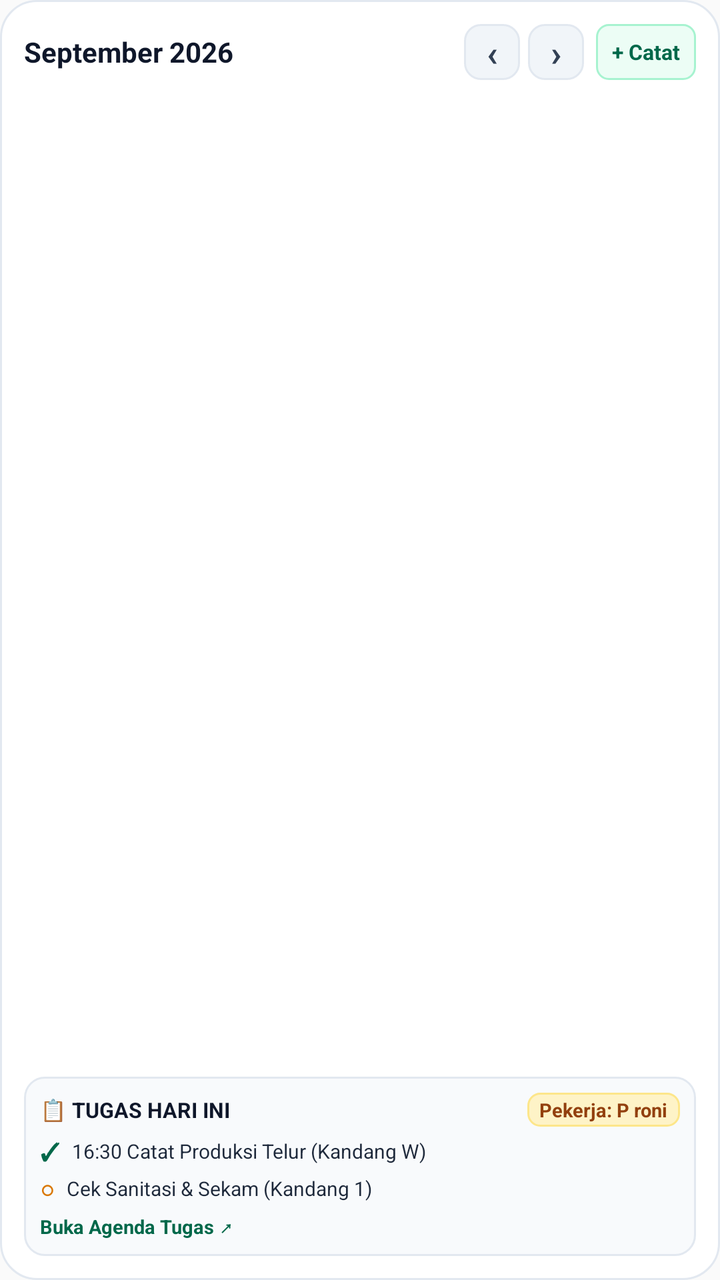
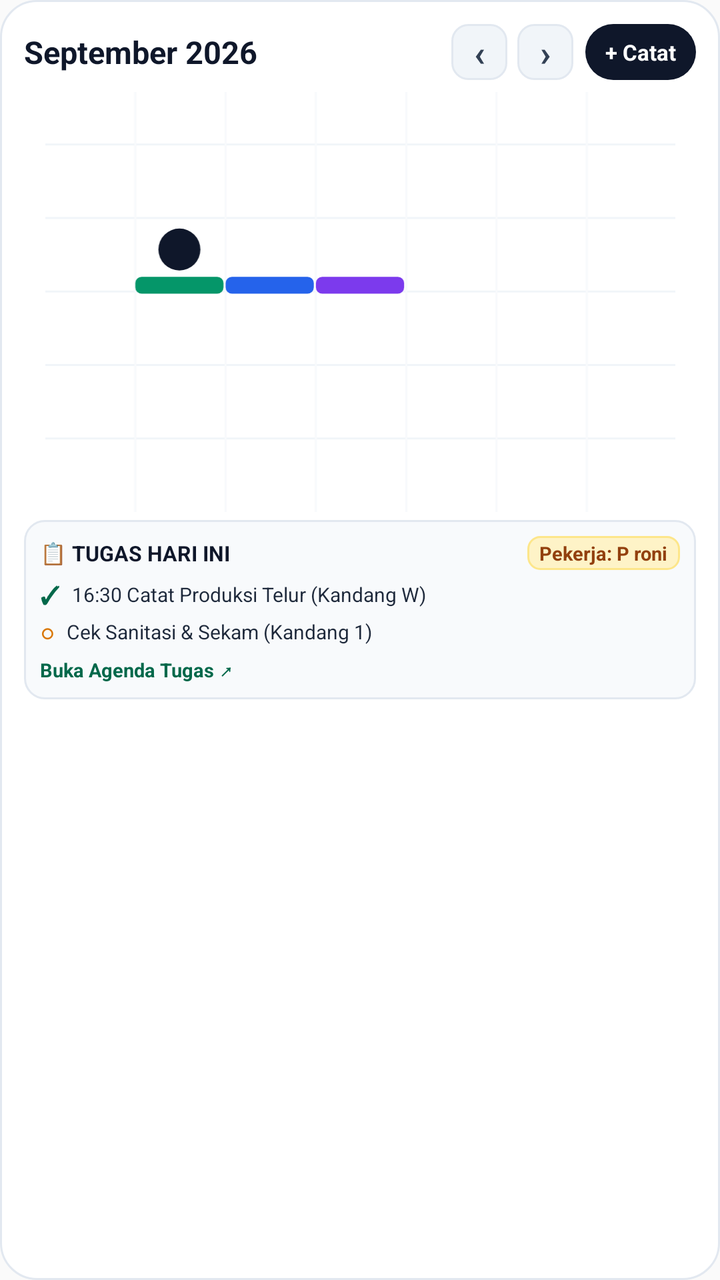

An Android layout rendered at two revisions. The XML below is the earlier revision; the diff shows what the commit changed to produce the second picture.
<!-- AndroidManifest.xml: application theme AppTheme -->
<!-- res/layout/widget_calendar.xml -->
<?xml version="1.0" encoding="utf-8"?>
<LinearLayout xmlns:android="http://schemas.android.com/apk/res/android"
    android:id="@+id/widget_calendar_root"
    android:layout_width="match_parent"
    android:layout_height="match_parent"
    android:background="@drawable/widget_bg_card_white"
    android:orientation="vertical"
    android:padding="12dp">

    
    <LinearLayout
        android:layout_width="match_parent"
        android:layout_height="wrap_content"
        android:gravity="center_vertical"
        android:orientation="horizontal">

        <TextView
            android:id="@+id/widget_calendar_month"
            android:layout_width="0dp"
            android:layout_height="wrap_content"
            android:layout_weight="1"
            android:text="September 2026"
            android:textColor="#0F172A"
            android:textSize="14sp"
            android:textStyle="bold" />

        
        <TextView
            android:id="@+id/btn_cal_prev"
            android:layout_width="28dp"
            android:layout_height="28dp"
            android:background="@drawable/widget_tab_inactive_bg"
            android:gravity="center"
            android:text="‹"
            android:textColor="#334155"
            android:textSize="18sp"
            android:textStyle="bold" />

        
        <TextView
            android:id="@+id/btn_cal_next"
            android:layout_width="28dp"
            android:layout_height="28dp"
            android:layout_marginStart="4dp"
            android:background="@drawable/widget_tab_inactive_bg"
            android:gravity="center"
            android:text="›"
            android:textColor="#334155"
            android:textSize="18sp"
            android:textStyle="bold" />

        
        <TextView
            android:id="@+id/btn_cal_add"
            android:layout_width="wrap_content"
            android:layout_height="28dp"
            android:layout_marginStart="6dp"
            android:background="@drawable/widget_badge_emerald"
            android:gravity="center"
            android:paddingHorizontal="8dp"
            android:text="+ Catat"
            android:textColor="#00684A"
            android:textSize="10.5sp"
            android:textStyle="bold" />
    </LinearLayout>

    
    <ImageView
        android:id="@+id/widget_calendar_image"
        android:layout_width="match_parent"
        android:layout_height="0dp"
        android:layout_marginVertical="6dp"
        android:layout_weight="1.6"
        android:scaleType="fitXY" />

    
    <LinearLayout
        android:id="@+id/widget_calendar_task_card"
        android:layout_width="match_parent"
        android:layout_height="wrap_content"
        android:background="@drawable/widget_metric_box_bg"
        android:orientation="vertical"
        android:padding="8dp">

        <LinearLayout
            android:layout_width="match_parent"
            android:layout_height="wrap_content"
            android:gravity="center_vertical"
            android:orientation="horizontal">

            <TextView
                android:layout_width="0dp"
                android:layout_height="wrap_content"
                android:layout_weight="1"
                android:text="📋 TUGAS HARI INI"
                android:textColor="#0F172A"
                android:textSize="10.5sp"
                android:textStyle="bold" />

            <TextView
                android:id="@+id/widget_calendar_worker"
                android:layout_width="wrap_content"
                android:layout_height="wrap_content"
                android:background="@drawable/widget_badge_amber"
                android:paddingHorizontal="6dp"
                android:paddingVertical="2dp"
                android:text="Pekerja: P roni"
                android:textColor="#92400E"
                android:textSize="9.5sp"
                android:textStyle="bold" />
        </LinearLayout>

        
        <LinearLayout
            android:layout_width="match_parent"
            android:layout_height="wrap_content"
            android:layout_marginTop="4dp"
            android:gravity="center_vertical"
            android:orientation="horizontal">

            <TextView
                android:id="@+id/task_check_1"
                android:layout_width="wrap_content"
                android:layout_height="wrap_content"
                android:text="✓"
                android:textColor="#00684A"
                android:textSize="12sp"
                android:textStyle="bold" />

            <TextView
                android:id="@+id/task_text_1"
                android:layout_width="0dp"
                android:layout_height="wrap_content"
                android:layout_marginStart="6dp"
                android:layout_weight="1"
                android:ellipsize="end"
                android:maxLines="1"
                android:text="16:30 Catat Produksi Telur (Kandang W)"
                android:textColor="#1E293B"
                android:textSize="10sp" />
        </LinearLayout>

        
        <LinearLayout
            android:layout_width="match_parent"
            android:layout_height="wrap_content"
            android:layout_marginTop="2dp"
            android:gravity="center_vertical"
            android:orientation="horizontal">

            <TextView
                android:id="@+id/task_check_2"
                android:layout_width="wrap_content"
                android:layout_height="wrap_content"
                android:text="○"
                android:textColor="#D97706"
                android:textSize="12sp"
                android:textStyle="bold" />

            <TextView
                android:id="@+id/task_text_2"
                android:layout_width="0dp"
                android:layout_height="wrap_content"
                android:layout_marginStart="6dp"
                android:layout_weight="1"
                android:ellipsize="end"
                android:maxLines="1"
                android:text="Cek Sanitasi &amp; Sekam (Kandang 1)"
                android:textColor="#1E293B"
                android:textSize="10sp" />
        </LinearLayout>

        
        <TextView
            android:layout_width="wrap_content"
            android:layout_height="wrap_content"
            android:layout_marginTop="4dp"
            android:text="Buka Agenda Tugas ↗"
            android:textColor="#00684A"
            android:textSize="9.5sp"
            android:textStyle="bold" />
    </LinearLayout>

</LinearLayout>
<!-- resources referenced by this layout -->
<resources>
  <!-- drawable widget_badge_amber (drawable) -->
  <?xml version="1.0" encoding="utf-8"?>
  <shape xmlns:android="http://schemas.android.com/apk/res/android"
      android:shape="rectangle">
      <solid android:color="#FEF3C7" />
      <corners android:radius="6dp" />
      <stroke
          android:width="1dp"
          android:color="#FDE68A" />
  </shape>
  <!-- drawable widget_badge_emerald (drawable) -->
  <?xml version="1.0" encoding="utf-8"?>
  <shape xmlns:android="http://schemas.android.com/apk/res/android"
      android:shape="rectangle">
      <solid android:color="#ECFDF5" />
      <corners android:radius="6dp" />
      <stroke
          android:width="1dp"
          android:color="#A7F3D0" />
  </shape>
  <!-- drawable widget_bg_card_white (drawable) -->
  <?xml version="1.0" encoding="utf-8"?>
  <shape xmlns:android="http://schemas.android.com/apk/res/android"
      android:shape="rectangle">
      <solid android:color="#FFFFFF" />
      <corners android:radius="18dp" />
      <stroke
          android:width="1dp"
          android:color="#E2E8F0" />
  </shape>
  <!-- drawable widget_metric_box_bg (drawable) -->
  <?xml version="1.0" encoding="utf-8"?>
  <shape xmlns:android="http://schemas.android.com/apk/res/android"
      android:shape="rectangle">
      <solid android:color="#F8FAFC" />
      <corners android:radius="10dp" />
      <stroke
          android:width="1dp"
          android:color="#E2E8F0" />
  </shape>
  <!-- drawable widget_tab_inactive_bg (drawable) -->
  <?xml version="1.0" encoding="utf-8"?>
  <shape xmlns:android="http://schemas.android.com/apk/res/android"
      android:shape="rectangle">
      <solid android:color="#F1F5F9" />
      <corners android:radius="8dp" />
      <stroke
          android:width="1dp"
          android:color="#E2E8F0" />
  </shape>
  <style name="AppTheme" parent="Theme.AppCompat.Light.DarkActionBar">
          
          <item name="colorPrimary">@color/colorPrimary</item>
          <item name="colorPrimaryDark">@color/colorPrimaryDark</item>
          <item name="colorAccent">@color/colorAccent</item>
      </style>
</resources>

<!-- the commit's change to res/layout/widget_calendar.xml (unified diff, before → after) -->
@@ -21,7 +21,7 @@
             android:layout_weight="1"
             android:text="September 2026"
             android:textColor="#0F172A"
-            android:textSize="14sp"
+            android:textSize="15.5sp"
             android:textStyle="bold" />
 
         
@@ -41,7 +41,7 @@
             android:id="@+id/btn_cal_next"
             android:layout_width="28dp"
             android:layout_height="28dp"
-            android:layout_marginStart="4dp"
+            android:layout_marginStart="5dp"
             android:background="@drawable/widget_tab_inactive_bg"
             android:gravity="center"
             android:text="›"
@@ -55,12 +55,12 @@
             android:layout_width="wrap_content"
             android:layout_height="28dp"
             android:layout_marginStart="6dp"
-            android:background="@drawable/widget_badge_emerald"
+            android:background="@drawable/widget_btn_add_black"
             android:gravity="center"
-            android:paddingHorizontal="8dp"
+            android:paddingHorizontal="10dp"
             android:text="+ Catat"
-            android:textColor="#00684A"
-            android:textSize="10.5sp"
+            android:textColor="#FFFFFF"
+            android:textSize="11sp"
             android:textStyle="bold" />
     </LinearLayout>
 
@@ -68,10 +68,11 @@
     <ImageView
         android:id="@+id/widget_calendar_image"
         android:layout_width="match_parent"
-        android:layout_height="0dp"
-        android:layout_marginVertical="6dp"
-        android:layout_weight="1.6"
-        android:scaleType="fitXY" />
+        android:layout_height="210dp"
+        android:layout_marginTop="6dp"
+        android:layout_marginBottom="4dp"
+        android:scaleType="fitCenter"
+        android:src="@drawable/widget_calendar_preview" />
 
     
     <LinearLayout
<!-- resource entries referenced after the edit -->
@@ -10,16 +10,6 @@
           android:width="1dp"
           android:color="#FDE68A" />
   </shape>
-  <!-- drawable widget_badge_emerald (drawable) -->
-  <?xml version="1.0" encoding="utf-8"?>
-  <shape xmlns:android="http://schemas.android.com/apk/res/android"
-      android:shape="rectangle">
-      <solid android:color="#ECFDF5" />
-      <corners android:radius="6dp" />
-      <stroke
-          android:width="1dp"
-          android:color="#A7F3D0" />
-  </shape>
   <!-- drawable widget_bg_card_white (drawable) -->
   <?xml version="1.0" encoding="utf-8"?>
   <shape xmlns:android="http://schemas.android.com/apk/res/android"
@@ -30,6 +20,48 @@
           android:width="1dp"
           android:color="#E2E8F0" />
   </shape>
+  <!-- drawable widget_btn_add_black (drawable) -->
+  <?xml version="1.0" encoding="utf-8"?>
+  <shape xmlns:android="http://schemas.android.com/apk/res/android"
+      android:shape="rectangle">
+      <solid android:color="#0F172A" />
+      <corners android:radius="16dp" />
+  </shape>
+  <!-- drawable widget_calendar_preview (drawable) -->
+  <?xml version="1.0" encoding="utf-8"?>
+  <vector xmlns:android="http://schemas.android.com/apk/res/android"
+      android:width="300dp"
+      android:height="200dp"
+      android:viewportWidth="300"
+      android:viewportHeight="200">
+      
+      <path
+          android:fillColor="#FFFFFF"
+          android:pathData="M0,0h300v200h-300z" />
+      
+      <path
+          android:strokeColor="#F1F5F9"
+          android:strokeWidth="1"
+          android:pathData="M0,25h300 M0,60h300 M0,95h300 M0,130h300 M0,165h300" />
+      <path
+          android:strokeColor="#F8FAFC"
+          android:strokeWidth="1"
+          android:pathData="M43,0v200 M86,0v200 M129,0v200 M172,0v200 M215,0v200 M258,0v200" />
+      
+      <path
+          android:fillColor="#0F172A"
+          android:pathData="M54,75a10,10 0 1,0 20,0a10,10 0 1,0 -20,0" />
+      
+      <path
+          android:fillColor="#059669"
+          android:pathData="M46,88h36a3,3 0 0,1 3,3v2a3,3 0 0,1 -3,3h-36a3,3 0 0,1 -3,-3v-2a3,3 0 0,1 3,-3z" />
+      <path
+          android:fillColor="#2563EB"
+          android:pathData="M89,88h36a3,3 0 0,1 3,3v2a3,3 0 0,1 -3,3h-36a3,3 0 0,1 -3,-3v-2a3,3 0 0,1 3,-3z" />
+      <path
+          android:fillColor="#7C3AED"
+          android:pathData="M132,88h36a3,3 0 0,1 3,3v2a3,3 0 0,1 -3,3h-36a3,3 0 0,1 -3,-3v-2a3,3 0 0,1 3,-3z" />
+  </vector>
   <!-- drawable widget_metric_box_bg (drawable) -->
   <?xml version="1.0" encoding="utf-8"?>
   <shape xmlns:android="http://schemas.android.com/apk/res/android"
